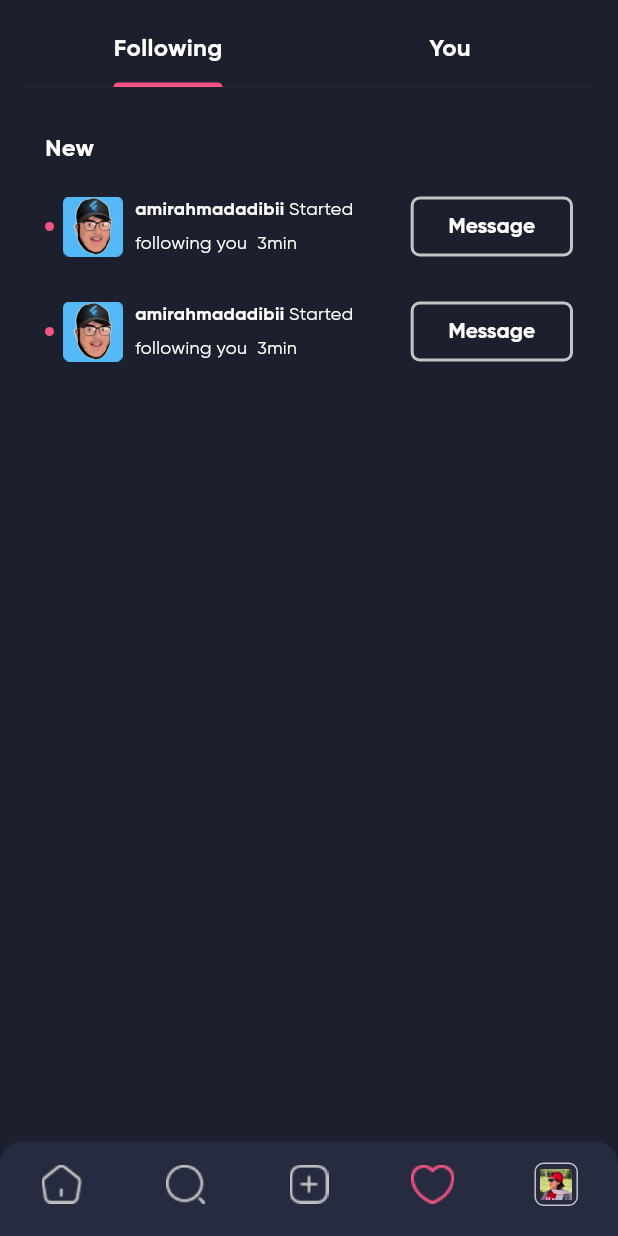
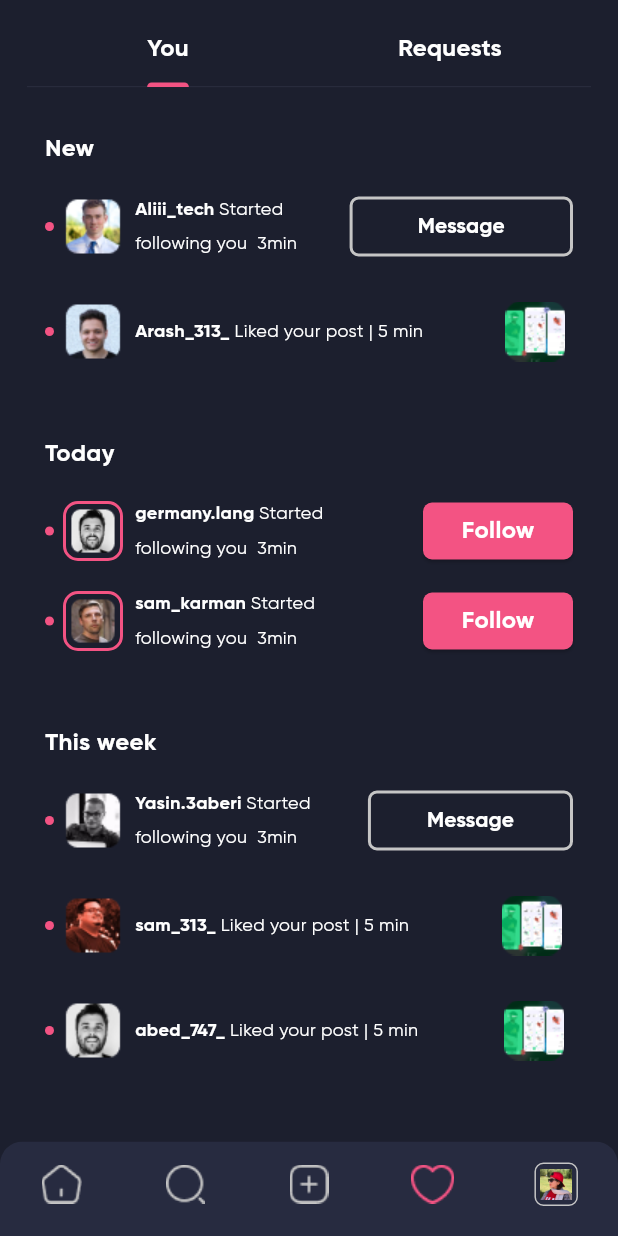
Before and after one commit to mhashemi06/instagram, a Flutter app: the screen it shows after launch, item 4 of the bottom bar chosen, on a phone screen of 412 x 824 dp. Run offline on Flutter 3.47's test engine with Material 3 defaults, Android fonts, the phone set to English and light mode, and no system bars.

Commit message:
complete activity screen

```diff
--- a/lib/enum/activity_enums.dart
+++ /dev/null
@@ -1,5 +0,0 @@
-enum ActivityEnum{
-  newPost,
-  today,
-  thisWeek
-}
--- a/lib/screens/sctivity_screen.dart
+++ b/lib/screens/sctivity_screen.dart
@@ -1,3 +1,5 @@
+import 'dart:math';
+
 import 'package:flutter/material.dart';
 import 'package:instagram_app/constant/constant.dart';
 
@@ -39,21 +41,25 @@ class _ActivityScreenScreenState extends State<ActivityScreenScreen>
             tabs: [
               Tab(
                 child: Text(
-                  'Following',
+                  'You',
                   style: Theme.of(context).textTheme.bodyMedium,
                 ),
               ),
               Tab(
                 child: Text(
-                  'You',
+                  'Requests',
                   style: Theme.of(context).textTheme.bodyMedium,
                 ),
               ),
             ],
           ),
+
           Expanded(
             child: TabBarView(controller: _tabController, children: [
-              Padding(
+            CustomScrollView(
+              slivers: [
+              SliverToBoxAdapter(
+                child:   Padding(
                   padding:
                   EdgeInsets.only(top: 30, right: 30, left: 30, bottom: 10),
                   child: Column(
@@ -66,21 +72,76 @@ class _ActivityScreenScreenState extends State<ActivityScreenScreen>
                       SizedBox(
                         height: 20,
                       ),
-                    _getFollowing(),
-                    SizedBox(height: 30,),
-                    _getLikePost(),
+                      _getFollowing(userName: 'Aliii_tech',userProfileName: 'activity3'),
+                      SizedBox(
+                        height: 30,
+                      ),
+                      _getLikePost(userName: 'Arash_313_',userProfileName: 'activity2'),
+                      SizedBox(
+                        height: 50,
+                      ),
+                      Text(
+                        'Today',
+                        style: Theme.of(context).textTheme.bodyMedium,
+                      ),
+                      SizedBox(
+                        height: 20,
+                      ),
+                      _getFollowing2(userName: 'germany.lang',userProfileName: 'activity1'),
+                      SizedBox(
+                        height: 20,
+                      ),
+                      _getFollowing2(userName: 'sam_karman',userProfileName: 'activity4'),
+                      SizedBox(
+                        height: 50,
+                      ),
+                      Text(
+                        'This week',
+                        style: Theme.of(context).textTheme.bodyMedium,
+                      ),
+                      SizedBox(
+                        height: 20,
+                      ),
+                      _getFollowing(userName: 'Yasin.3aberi',userProfileName: 'activity5'),
+                      SizedBox(
+                        height: 30,
+                      ),
+                      _getLikePost(userName: 'sam_313_',userProfileName: 'activity6'),
+
+                      SizedBox(
+                        height: 30,
+                      ),
+                      _getLikePost(userName: 'abed_747_',userProfileName: 'activity1'),
+                      SizedBox(
+                        height: 50,
+                      ),
                     ],
                   ),
                 ),
-              Container(),
-            ]),
+              )
+              ],
+            ),
+             CustomScrollView(
+               slivers: [
+                 SliverList(delegate: SliverChildBuilderDelegate(
+                   childCount: 10,
+                   (context, index) {
+                     return Padding(
+                       padding:EdgeInsets.all(20,),
+                       child: _getFollowing2(userName: 'user_04$index',userProfileName: 'activity${(index>=0 && index<=6) || index==0? index : 2}'),
+                     );
+                   },
+                 ))
+               ],
+             )
+            ],),
           )
         ],
       )),
     );
   }
 
-  Widget _getFollowing(){
+  Widget _getFollowing({required String userName,required String userProfileName}) {
     return Row(
       children: [
         Container(
@@ -98,7 +159,7 @@ class _ActivityScreenScreenState extends State<ActivityScreenScreen>
           width: 40,
           height: 40,
           child: Image.asset(
-            'assets/images/profile_amirahmad.png',
+            'assets/images/$userProfileName.png',
           ),
         ),
         SizedBox(
@@ -109,22 +170,43 @@ class _ActivityScreenScreenState extends State<ActivityScreenScreen>
           children: [
             Row(
               children: [
-                Text('amirahmadadibii',style:TextStyle(
-                  fontFamily: 'GB',fontSize: 12,color: Colors.white,
-                ),),
-                SizedBox(width: 3,),
-                Text('Started ',style: TextStyle(
-                  fontFamily: 'GR',fontSize: 12,color: Colors.white,
-                ),),
+                Text(
+                  userName,
+                  style: TextStyle(
+                    fontFamily: 'GB',
+                    fontSize: 12,
+                    color: Colors.white,
+                  ),
+                ),
+                SizedBox(
+                  width: 3,
+                ),
+                Text(
+                  'Started ',
+                  style: TextStyle(
+                    fontFamily: 'GR',
+                    fontSize: 12,
+                    color: Colors.white,
+                  ),
+                ),
               ],
             ),
-            SizedBox(height: 6,),
-            Text('following you  3min',style:TextStyle(
-              fontFamily: 'GR',fontSize: 12,color: Colors.white,
-            ),),
+            SizedBox(
+              height: 6,
+            ),
+            Text(
+              'following you  3min',
+              style: TextStyle(
+                fontFamily: 'GR',
+                fontSize: 12,
+                color: Colors.white,
+              ),
+            ),
           ],
         ),
-        SizedBox(width: 35,),
+        SizedBox(
+          width: 35,
+        ),
         Expanded(
           child: SizedBox(
             width: 60,
@@ -134,7 +216,9 @@ class _ActivityScreenScreenState extends State<ActivityScreenScreen>
                 style: OutlinedButton.styleFrom(
                   side: BorderSide(width: 2, color: greyColor),
                   shape: RoundedRectangleBorder(
-                    borderRadius: BorderRadius.circular(6),),),
+                    borderRadius: BorderRadius.circular(6),
+                  ),
+                ),
                 child: Text(
                   'Message',
                   style: TextStyle(
@@ -149,7 +233,7 @@ class _ActivityScreenScreenState extends State<ActivityScreenScreen>
     );
   }
 
-  Widget _getLikePost(){
+  Widget _getLikePost({required String userName,required String userProfileName}) {
     return Row(
       children: [
         Container(
@@ -167,7 +251,7 @@ class _ActivityScreenScreenState extends State<ActivityScreenScreen>
           width: 40,
           height: 40,
           child: Image.asset(
-            'assets/images/profile_amirahmad.png',
+            'assets/images/$userProfileName.png',
           ),
         ),
         SizedBox(
@@ -178,40 +262,129 @@ class _ActivityScreenScreenState extends State<ActivityScreenScreen>
           children: [
             Row(
               children: [
-                Text('amirahmadadibii',style:TextStyle(
-                  fontFamily: 'GB',fontSize: 12,color: Colors.white,
-                ),),
-                SizedBox(width: 3,),
-                Text('Started ',style: TextStyle(
-                  fontFamily: 'GR',fontSize: 12,color: Colors.white,
-                ),),
+                Text(
+                  userName,
+                  style: TextStyle(
+                    fontFamily: 'GB',
+                    fontSize: 12,
+                    color: Colors.white,
+                  ),
+                ),
+                SizedBox(
+                  width: 3,
+                ),
+                Text(
+                  'Liked your post | 5 min',
+                  style: TextStyle(
+                    fontFamily: 'GR',
+                    fontSize: 12,
+                    color: Colors.white,
+                  ),
+                ),
               ],
             ),
-            SizedBox(height: 6,),
-            Text('following you  3min',style:TextStyle(
-              fontFamily: 'GR',fontSize: 12,color: Colors.white,
-            ),),
           ],
         ),
-        SizedBox(width: 35,),
+        Spacer(),
         Expanded(
           child: SizedBox(
               width: 60,
               height: 40,
-            child: OutlinedButton(
+              child: Image.asset('assets/images/post1.png')),
+        ),
+      ],
+    );
+  }
+
+  Widget _getFollowing2({required String userName,required String userProfileName}) {
+    return Row(
+      children: [
+        Container(
+          width: 6,
+          height: 6,
+          decoration: BoxDecoration(
+            shape: BoxShape.circle,
+            color: pinkColor,
+          ),
+        ),
+        SizedBox(
+          width: 6,
+        ),
+        Container(
+          width: 40,
+          height: 40,
+          padding: EdgeInsets.all(2),
+          decoration: BoxDecoration(
+            border: Border.all(
+              width: 2,
+              color: pinkColor,
+            ),
+            borderRadius: BorderRadius.circular(10)
+          ),
+          child: Image.asset(
+            'assets/images/$userProfileName.png',
+          ),
+        ),
+        SizedBox(
+          width: 8,
+        ),
+        Column(
+          crossAxisAlignment: CrossAxisAlignment.start,
+          children: [
+            Row(
+              mainAxisAlignment: MainAxisAlignment.spaceBetween,
+              children: [
+                Text(
+                  userName,
+                  style: TextStyle(
+                    fontFamily: 'GB',
+                    fontSize: 12,
+                    color: Colors.white,
+                  ),
+                ),
+                SizedBox(
+                  width: 3,
+                ),
+                Text(
+                  'Started ',
+                  style: TextStyle(
+                    fontFamily: 'GR',
+                    fontSize: 12,
+                    color: Colors.white,
+                  ),
+                ),
+              ],
+            ),
+            SizedBox(
+              height: 6,
+            ),
+            Text(
+              'following you  3min',
+              style: TextStyle(
+                fontFamily: 'GR',
+                fontSize: 12,
+                color: Colors.white,
+              ),
+            ),
+          ],
+
+        ),
+        Spacer(),
+        SizedBox(
+          width: 100,
+          height: 38,
+          child: ElevatedButton(
             onPressed: () {},
-                style: OutlinedButton.styleFrom(
-                  side: BorderSide(width: 2, color: greyColor),
+            style: ElevatedButton.styleFrom(
               shape: RoundedRectangleBorder(
-                    borderRadius: BorderRadius.circular(6),),),
+                borderRadius: BorderRadius.circular(6),
+              ),
+              backgroundColor: pinkColor,
+            ),
             child: Text(
-                  'Message',
-                  style: TextStyle(
-                    color: Colors.white,
-                    fontSize: 14,
-                    fontFamily: 'GB',
+              'Follow',
+              style: Theme.of(context).textTheme.bodyMedium,
             ),
-                )),
           ),
         ),
       ],
```
Also changed, not shown: assets/images/activity0.png (added), assets/images/activity1.png (added), assets/images/activity2.png (added), assets/images/activity3.png (added), assets/images/activity4.png (added), assets/images/activity5.png (added), assets/images/activity6.png (added), assets/images/post1.png (added), assets/images/post2.png (added). Lines whose indentation alone changed are shown as unchanged.
